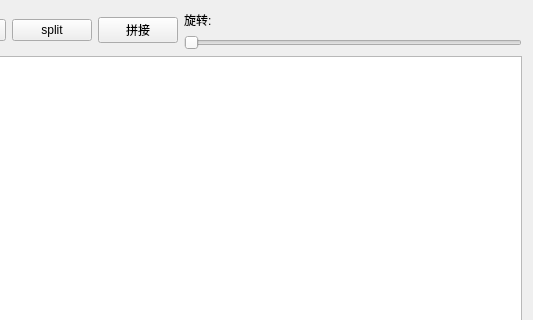
This is ui/fragmentarea.ui in fkjslee/Fragment as Qt 5 draws it before an edit; both pictures show x 124 to 657 and y 0 to 320 of the 657 by 476 pixel window. The edited form follows.
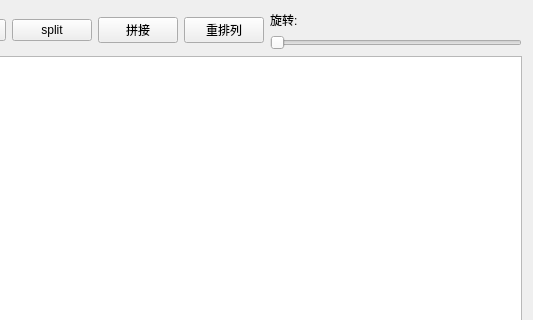
This is the edited form.

Diff of the .ui file:
```diff
--- a/ui/fragmentarea.ui
+++ b/ui/fragmentarea.ui
@@ -54,6 +54,13 @@
        </property>
       </widget>
      </item>
+     <item>
+      <widget class="QPushButton" name="btnReSort">
+       <property name="text">
+        <string>重排列</string>
+       </property>
+      </widget>
+     </item>
      <item>
       <layout class="QVBoxLayout" name="verticalLayout_2">
        <item>
```
